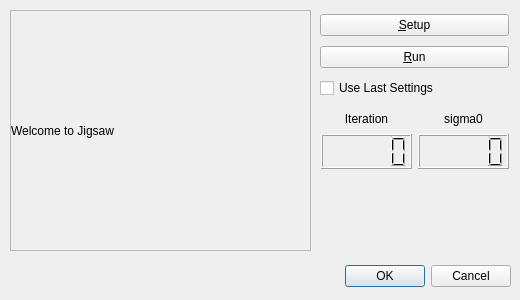
Qt form isis/src/qisis/objs/JigsawDialog/JigsawDialog.ui (ihumphrey-usgs/ISIS3_old) before a commit.
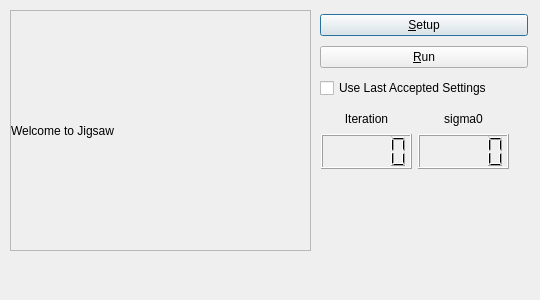
The same form after that commit. Icons and pictures are not drawn.

```diff
--- a/isis/src/qisis/objs/JigsawDialog/JigsawDialog.ui
+++ b/isis/src/qisis/objs/JigsawDialog/JigsawDialog.ui
@@ -6,7 +6,7 @@
    <rect>
     <x>0</x>
     <y>0</y>
-    <width>520</width>
+    <width>540</width>
     <height>300</height>
    </rect>
   </property>
@@ -32,16 +32,13 @@
    <property name="orientation">
     <enum>Qt::Horizontal</enum>
    </property>
-   <property name="standardButtons">
-    <set>QDialogButtonBox::Cancel|QDialogButtonBox::Ok</set>
-   </property>
   </widget>
   <widget class="QWidget" name="jigsawButtonsLayoutWidget">
    <property name="geometry">
     <rect>
      <x>320</x>
      <y>10</y>
-     <width>189</width>
+     <width>208</width>
      <height>94</height>
     </rect>
    </property>
@@ -63,7 +60,7 @@
     <item row="2" column="0">
      <widget class="QCheckBox" name="useLastSettings">
       <property name="text">
-       <string>Use Last Settings</string>
+       <string>Use Last Accepted Settings</string>
       </property>
      </widget>
     </item>
```
